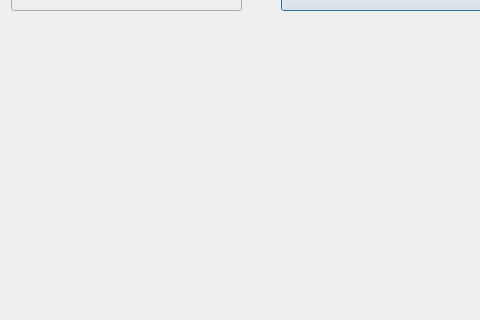
Ling2251/CS1D-College-Tour, file plantripwindow.ui: the form before one commit; both pictures show x 0 to 480 and y 191 to 511 of the 844 by 511 pixel window.
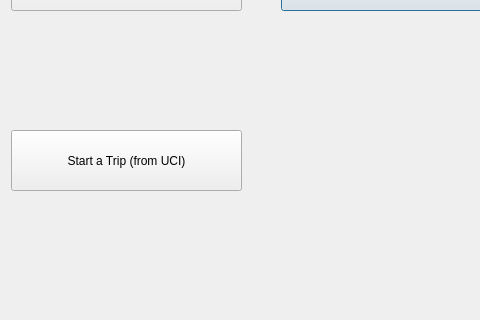
The form after the commit. Icons and pictures are not drawn.

Commit message: Adding the trip form UCI and visting 13 college

```diff
--- a/plantripwindow.ui
+++ b/plantripwindow.ui
@@ -114,6 +114,19 @@
         <string/>
        </property>
       </widget>
+      <widget class="QPushButton" name="startTripFormUIC">
+       <property name="geometry">
+        <rect>
+         <x>0</x>
+         <y>310</y>
+         <width>231</width>
+         <height>61</height>
+        </rect>
+       </property>
+       <property name="text">
+        <string>Start a Trip (from UCI)</string>
+       </property>
+      </widget>
      </widget>
      <widget class="QWidget" name="souvenirShop">
       <widget class="QPushButton" name="addSouvenir_button">
```
The commit also changes 2 other files.
